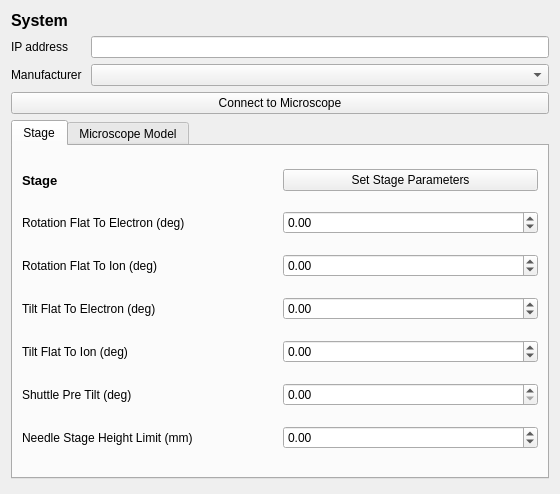
This is fibsem/ui/qtdesigner_files/FibsemSystemSetupWidget.ui in DeMarcoLab/fibsem as Qt 5 draws it before an edit. The edited form follows.
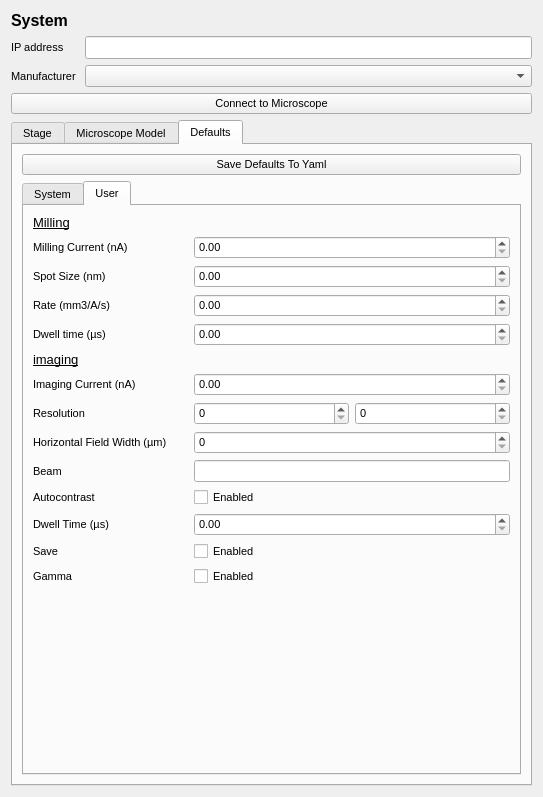
This is the edited form. The open tabs and pages were chosen to show the change.

Commit message: system yaml stuff

```diff
--- a/fibsem/ui/qtdesigner_files/FibsemSystemSetupWidget.ui
+++ b/fibsem/ui/qtdesigner_files/FibsemSystemSetupWidget.ui
@@ -6,10 +6,15 @@
    <rect>
     <x>0</x>
     <y>0</y>
-    <width>560</width>
-    <height>494</height>
+    <width>543</width>
+    <height>734</height>
    </rect>
   </property>
+  <property name="font">
+   <font>
+    <pointsize>10</pointsize>
+   </font>
+  </property>
   <property name="windowTitle">
    <string>Form</string>
   </property>
@@ -18,18 +23,39 @@
     <widget class="QLineEdit" name="lineEdit_ipadress"/>
    </item>
    <item row="3" column="1">
-    <widget class="QComboBox" name="comboBox_manufacturer"/>
+    <widget class="QComboBox" name="comboBox_manufacturer">
+     <property name="font">
+      <font>
+       <pointsize>8</pointsize>
+      </font>
+     </property>
+    </widget>
    </item>
    <item row="13" column="0" colspan="2">
     <widget class="QTabWidget" name="tabWidget">
+     <property name="font">
+      <font>
+       <pointsize>8</pointsize>
+      </font>
+     </property>
      <property name="currentIndex">
       <number>0</number>
      </property>
+     <property name="tabBarAutoHide">
+      <bool>false</bool>
+     </property>
      <widget class="QWidget" name="stage_tab">
       <attribute name="title">
        <string>Stage</string>
       </attribute>
       <layout class="QGridLayout" name="gridLayout_2">
+       <item row="6" column="1">
+        <widget class="QDoubleSpinBox" name="needleStageHeightLimitnMmDoubleSpinBox">
+         <property name="minimum">
+          <double>-99.000000000000000</double>
+         </property>
+        </widget>
+       </item>
        <item row="2" column="0">
         <widget class="QLabel" name="rotationFlatToIonLabel">
          <property name="text">
@@ -51,6 +77,13 @@
          </property>
         </widget>
        </item>
+       <item row="6" column="0">
+        <widget class="QLabel" name="needleStageHeightLimitnMmLabel">
+         <property name="text">
+          <string>Needle Stage Height Limit (mm)</string>
+         </property>
+        </widget>
+       </item>
        <item row="3" column="0">
         <widget class="QLabel" name="tiltFlatToElectronLabel">
          <property name="text">
@@ -129,19 +162,18 @@
          </property>
         </widget>
        </item>
-       <item row="6" column="0">
-        <widget class="QLabel" name="needleStageHeightLimitnMmLabel">
-         <property name="text">
-          <string>Needle Stage Height Limit (mm)</string>
+       <item row="7" column="0">
+        <spacer name="verticalSpacer">
+         <property name="orientation">
+          <enum>Qt::Vertical</enum>
          </property>
-        </widget>
-       </item>
-       <item row="6" column="1">
-        <widget class="QDoubleSpinBox" name="needleStageHeightLimitnMmDoubleSpinBox">
-         <property name="minimum">
-          <double>-99.000000000000000</double>
+         <property name="sizeHint" stdset="0">
+          <size>
+           <width>20</width>
+           <height>40</height>
+          </size>
          </property>
-        </widget>
+        </spacer>
        </item>
       </layout>
      </widget>
@@ -164,6 +196,7 @@
         <widget class="QLabel" name="label_5">
          <property name="font">
           <font>
+           <pointsize>8</pointsize>
            <underline>true</underline>
           </font>
          </property>
@@ -193,6 +226,7 @@
         <widget class="QLabel" name="label_3">
          <property name="font">
           <font>
+           <pointsize>8</pointsize>
            <underline>true</underline>
           </font>
          </property>
@@ -275,6 +309,13 @@
          </property>
         </widget>
        </item>
+       <item row="12" column="0" colspan="2">
+        <widget class="Line" name="line_4">
+         <property name="orientation">
+          <enum>Qt::Horizontal</enum>
+         </property>
+        </widget>
+       </item>
        <item row="2" column="0" colspan="2">
         <widget class="Line" name="line">
          <property name="orientation">
@@ -306,6 +347,7 @@
         <widget class="QLabel" name="label_4">
          <property name="font">
           <font>
+           <pointsize>8</pointsize>
            <underline>true</underline>
           </font>
          </property>
@@ -318,6 +360,7 @@
         <widget class="QLabel" name="label_2">
          <property name="font">
           <font>
+           <pointsize>8</pointsize>
            <underline>true</underline>
           </font>
          </property>
@@ -330,6 +373,7 @@
         <widget class="QLabel" name="label_6">
          <property name="font">
           <font>
+           <pointsize>8</pointsize>
            <underline>true</underline>
           </font>
          </property>
@@ -358,10 +402,512 @@
          </property>
         </widget>
        </item>
-       <item row="12" column="0" colspan="2">
-        <widget class="Line" name="line_4">
+       <item row="15" column="1">
+        <spacer name="verticalSpacer_2">
          <property name="orientation">
-          <enum>Qt::Horizontal</enum>
+          <enum>Qt::Vertical</enum>
+         </property>
+         <property name="sizeHint" stdset="0">
+          <size>
+           <width>20</width>
+           <height>40</height>
+          </size>
+         </property>
+        </spacer>
+       </item>
+      </layout>
+     </widget>
+     <widget class="QWidget" name="tab">
+      <attribute name="title">
+       <string>Defaults</string>
+      </attribute>
+      <layout class="QGridLayout" name="gridLayout_4">
+       <item row="1" column="0">
+        <widget class="QTabWidget" name="tabWidget_2">
+         <property name="font">
+          <font>
+           <pointsize>8</pointsize>
+          </font>
+         </property>
+         <property name="currentIndex">
+          <number>1</number>
+         </property>
+         <widget class="QWidget" name="tab_2">
+          <attribute name="title">
+           <string>System</string>
+          </attribute>
+          <layout class="QGridLayout" name="gridLayout_5">
+           <item row="1" column="1">
+            <widget class="QSpinBox" name="spinBox_ion_voltage"/>
+           </item>
+           <item row="14" column="0">
+            <widget class="QLabel" name="label_21">
+             <property name="text">
+              <string>Rotation Flat To Electron (°)</string>
+             </property>
+            </widget>
+           </item>
+           <item row="16" column="0">
+            <widget class="QLabel" name="label_23">
+             <property name="text">
+              <string>Tilt Flat To Electron (°)</string>
+             </property>
+            </widget>
+           </item>
+           <item row="11" column="1">
+            <widget class="QLineEdit" name="lineEdit_detector_type_eb"/>
+           </item>
+           <item row="8" column="1">
+            <widget class="QSpinBox" name="spinBox_voltage_eb"/>
+           </item>
+           <item row="12" column="1">
+            <widget class="QLineEdit" name="lineEdit_detector_mode_eb"/>
+           </item>
+           <item row="4" column="1">
+            <widget class="QDoubleSpinBox" name="doubleSpinBox_height_ion"/>
+           </item>
+           <item row="9" column="0">
+            <widget class="QLabel" name="label_16">
+             <property name="text">
+              <string>Current (nA)</string>
+             </property>
+            </widget>
+           </item>
+           <item row="13" column="0" colspan="2">
+            <widget class="QLabel" name="label_20">
+             <property name="font">
+              <font>
+               <pointsize>10</pointsize>
+               <underline>true</underline>
+              </font>
+             </property>
+             <property name="text">
+              <string>Stage</string>
+             </property>
+            </widget>
+           </item>
+           <item row="10" column="1">
+            <widget class="QDoubleSpinBox" name="doubleSpinBox_heigh_eb"/>
+           </item>
+           <item row="12" column="0">
+            <widget class="QLabel" name="label_19">
+             <property name="text">
+              <string>Detector Mode</string>
+             </property>
+            </widget>
+           </item>
+           <item row="18" column="0">
+            <widget class="QLabel" name="label_25">
+             <property name="text">
+              <string>Shuttle  Pretilt (°)</string>
+             </property>
+            </widget>
+           </item>
+           <item row="3" column="1">
+            <widget class="QLineEdit" name="lineEdit_plasma_gas"/>
+           </item>
+           <item row="0" column="0" colspan="2">
+            <widget class="QLabel" name="label_7">
+             <property name="font">
+              <font>
+               <pointsize>10</pointsize>
+               <underline>true</underline>
+              </font>
+             </property>
+             <property name="text">
+              <string>Ion Beam</string>
+             </property>
+            </widget>
+           </item>
+           <item row="20" column="1">
+            <spacer name="verticalSpacer_3">
+             <property name="orientation">
+              <enum>Qt::Vertical</enum>
+             </property>
+             <property name="sizeHint" stdset="0">
+              <size>
+               <width>20</width>
+               <height>40</height>
+              </size>
+             </property>
+            </spacer>
+           </item>
+           <item row="7" column="0" colspan="2">
+            <widget class="QLabel" name="label_14">
+             <property name="font">
+              <font>
+               <pointsize>10</pointsize>
+               <underline>true</underline>
+              </font>
+             </property>
+             <property name="text">
+              <string>Electron Beam</string>
+             </property>
+            </widget>
+           </item>
+           <item row="5" column="0">
+            <widget class="QLabel" name="label_12">
+             <property name="text">
+              <string>Detector Type</string>
+             </property>
+            </widget>
+           </item>
+           <item row="17" column="0">
+            <widget class="QLabel" name="label_24">
+             <property name="text">
+              <string>Tilt Flat To Ion (°)</string>
+             </property>
+            </widget>
+           </item>
+           <item row="10" column="0">
+            <widget class="QLabel" name="label_17">
+             <property name="text">
+              <string>Eucentric Height  (m)</string>
+             </property>
+            </widget>
+           </item>
+           <item row="8" column="0">
+            <widget class="QLabel" name="label_15">
+             <property name="text">
+              <string>Voltage (V)</string>
+             </property>
+            </widget>
+           </item>
+           <item row="5" column="1">
+            <widget class="QLineEdit" name="lineEdit_detector_type_ion"/>
+           </item>
+           <item row="11" column="0">
+            <widget class="QLabel" name="label_18">
+             <property name="text">
+              <string>Detector Type</string>
+             </property>
+            </widget>
+           </item>
+           <item row="9" column="1">
+            <widget class="QDoubleSpinBox" name="doubleSpinBox_current_eb"/>
+           </item>
+           <item row="15" column="0">
+            <widget class="QLabel" name="label_22">
+             <property name="text">
+              <string>Rotation Flat To Ion (°)</string>
+             </property>
+            </widget>
+           </item>
+           <item row="4" column="0">
+            <widget class="QLabel" name="label_11">
+             <property name="text">
+              <string>Eucentric Height (m)</string>
+             </property>
+            </widget>
+           </item>
+           <item row="6" column="0">
+            <widget class="QLabel" name="label_13">
+             <property name="text">
+              <string>Detector Mode</string>
+             </property>
+            </widget>
+           </item>
+           <item row="3" column="0">
+            <widget class="QLabel" name="label_10">
+             <property name="text">
+              <string>Plasma Gas</string>
+             </property>
+            </widget>
+           </item>
+           <item row="2" column="0">
+            <widget class="QLabel" name="label_9">
+             <property name="text">
+              <string>Current (nA)</string>
+             </property>
+            </widget>
+           </item>
+           <item row="2" column="1">
+            <widget class="QDoubleSpinBox" name="doubleSpinBox_ion_current"/>
+           </item>
+           <item row="6" column="1">
+            <widget class="QLineEdit" name="lineEdit_detector_mode_ion"/>
+           </item>
+           <item row="1" column="0">
+            <widget class="QLabel" name="label_8">
+             <property name="text">
+              <string>Voltage (V)</string>
+             </property>
+            </widget>
+           </item>
+           <item row="19" column="0">
+            <widget class="QLabel" name="label_26">
+             <property name="text">
+              <string>Needle Stage Hieght Limit (m)</string>
+             </property>
+            </widget>
+           </item>
+           <item row="14" column="1">
+            <widget class="QSpinBox" name="spinBox_rotation_eb"/>
+           </item>
+           <item row="15" column="1">
+            <widget class="QSpinBox" name="spinBox_rotation_ib"/>
+           </item>
+           <item row="16" column="1">
+            <widget class="QSpinBox" name="spinBox_tilt_eb"/>
+           </item>
+           <item row="17" column="1">
+            <widget class="QSpinBox" name="spinBox_tilt_ib"/>
+           </item>
+           <item row="18" column="1">
+            <widget class="QSpinBox" name="spinBox_pretilt"/>
+           </item>
+           <item row="19" column="1">
+            <widget class="QDoubleSpinBox" name="doubleSpinBox_needle_height"/>
+           </item>
+          </layout>
+         </widget>
+         <widget class="QWidget" name="tab_3">
+          <attribute name="title">
+           <string>User</string>
+          </attribute>
+          <layout class="QGridLayout" name="gridLayout_6">
+           <item row="6" column="0">
+            <widget class="QLabel" name="label_33">
+             <property name="font">
+              <font>
+               <pointsize>8</pointsize>
+              </font>
+             </property>
+             <property name="text">
+              <string>Imaging Current (nA)</string>
+             </property>
+            </widget>
+           </item>
+           <item row="3" column="0">
+            <widget class="QLabel" name="label_30">
+             <property name="font">
+              <font>
+               <pointsize>8</pointsize>
+              </font>
+             </property>
+             <property name="text">
+              <string>Rate (mm3/A/s)</string>
+             </property>
+            </widget>
+           </item>
+           <item row="11" column="0">
+            <widget class="QLabel" name="label_38">
+             <property name="font">
+              <font>
+               <pointsize>8</pointsize>
+              </font>
+             </property>
+             <property name="text">
+              <string>Dwell Time (µs)</string>
+             </property>
+            </widget>
+           </item>
+           <item row="10" column="0">
+            <widget class="QLabel" name="label_37">
+             <property name="font">
+              <font>
+               <pointsize>8</pointsize>
+              </font>
+             </property>
+             <property name="text">
+              <string>Autocontrast</string>
+             </property>
+            </widget>
+           </item>
+           <item row="7" column="0">
+            <widget class="QLabel" name="label_34">
+             <property name="font">
+              <font>
+               <pointsize>8</pointsize>
+              </font>
+             </property>
+             <property name="text">
+              <string>Resolution</string>
+             </property>
+            </widget>
+           </item>
+           <item row="2" column="0">
+            <widget class="QLabel" name="label_29">
+             <property name="font">
+              <font>
+               <pointsize>8</pointsize>
+              </font>
+             </property>
+             <property name="text">
+              <string>Spot Size (nm)</string>
+             </property>
+            </widget>
+           </item>
+           <item row="14" column="0" colspan="2">
+            <spacer name="verticalSpacer_4">
+             <property name="orientation">
+              <enum>Qt::Vertical</enum>
+             </property>
+             <property name="sizeHint" stdset="0">
+              <size>
+               <width>20</width>
+               <height>40</height>
+              </size>
+             </property>
+            </spacer>
+           </item>
+           <item row="12" column="0">
+            <widget class="QLabel" name="label_39">
+             <property name="font">
+              <font>
+               <pointsize>8</pointsize>
+              </font>
+             </property>
+             <property name="text">
+              <string>Save</string>
+             </property>
+            </widget>
+           </item>
+           <item row="0" column="0">
+            <widget class="QLabel" name="label_27">
+             <property name="font">
+              <font>
+               <pointsize>10</pointsize>
+               <underline>true</underline>
+              </font>
+             </property>
+             <property name="text">
+              <string>Milling</string>
+             </property>
+            </widget>
+           </item>
+           <item row="13" column="1">
+            <widget class="QCheckBox" name="checkBox_gamma">
+             <property name="text">
+              <string>Enabled</string>
+             </property>
+            </widget>
+           </item>
+           <item row="10" column="1">
+            <widget class="QCheckBox" name="checkBox_autocontrast">
+             <property name="text">
+              <string>Enabled</string>
+             </property>
+            </widget>
+           </item>
+           <item row="8" column="0">
+            <widget class="QLabel" name="label_35">
+             <property name="font">
+              <font>
+               <pointsize>8</pointsize>
+              </font>
+             </property>
+             <property name="text">
+              <string>Horizontal Field Width (µm)</string>
+             </property>
+            </widget>
+           </item>
+           <item row="9" column="0">
+            <widget class="QLabel" name="label_36">
+             <property name="font">
+              <font>
+               <pointsize>8</pointsize>
+              </font>
+             </property>
+             <property name="text">
+              <string>Beam</string>
+             </property>
+            </widget>
+           </item>
+           <item row="13" column="0">
+            <widget class="QLabel" name="label_40">
+             <property name="font">
+              <font>
+               <pointsize>8</pointsize>
+              </font>
+             </property>
+             <property name="text">
+              <string>Gamma </string>
+             </property>
+            </widget>
+           </item>
+           <item row="12" column="1">
+            <widget class="QCheckBox" name="checkBox_save">
+             <property name="text">
+              <string>Enabled</string>
+             </property>
+            </widget>
+           </item>
+           <item row="5" column="0">
+            <widget class="QLabel" name="label_32">
+             <property name="font">
+              <font>
+               <pointsize>10</pointsize>
+               <underline>true</underline>
+              </font>
+             </property>
+             <property name="text">
+              <string>imaging</string>
+             </property>
+            </widget>
+           </item>
+           <item row="4" column="0">
+            <widget class="QLabel" name="label_31">
+             <property name="font">
+              <font>
+               <pointsize>8</pointsize>
+              </font>
+             </property>
+             <property name="text">
+              <string>Dwell time (µs)</string>
+             </property>
+            </widget>
+           </item>
+           <item row="1" column="0">
+            <widget class="QLabel" name="label_28">
+             <property name="font">
+              <font>
+               <pointsize>8</pointsize>
+              </font>
+             </property>
+             <property name="text">
+              <string>Milling Current (nA)</string>
+             </property>
+            </widget>
+           </item>
+           <item row="7" column="1">
+            <widget class="QSpinBox" name="spinBox_res_width"/>
+           </item>
+           <item row="7" column="2">
+            <widget class="QSpinBox" name="spinBox_res_height"/>
+           </item>
+           <item row="6" column="1" colspan="2">
+            <widget class="QDoubleSpinBox" name="doubleSpinBox_imaging_current"/>
+           </item>
+           <item row="8" column="1" colspan="2">
+            <widget class="QSpinBox" name="spinBox_hfw"/>
+           </item>
+           <item row="9" column="1" colspan="2">
+            <widget class="QLineEdit" name="lineEdit_beam_type"/>
+           </item>
+           <item row="11" column="1" colspan="2">
+            <widget class="QDoubleSpinBox" name="doubleSpinBox_dwell_time_imaging"/>
+           </item>
+           <item row="4" column="1" colspan="2">
+            <widget class="QDoubleSpinBox" name="doubleSpinBox_dwell_time_milling"/>
+           </item>
+           <item row="3" column="1" colspan="2">
+            <widget class="QDoubleSpinBox" name="doubleSpinBox_rate"/>
+           </item>
+           <item row="2" column="1" colspan="2">
+            <widget class="QDoubleSpinBox" name="doubleSpinBox_spotsize"/>
+           </item>
+           <item row="1" column="1" colspan="2">
+            <widget class="QDoubleSpinBox" name="doubleSpinBox_milling_current"/>
+           </item>
+          </layout>
+         </widget>
+        </widget>
+       </item>
+       <item row="0" column="0">
+        <widget class="QPushButton" name="pushButton_save_defaults">
+         <property name="text">
+          <string>Save Defaults To Yaml</string>
          </property>
         </widget>
        </item>
@@ -371,6 +917,11 @@
    </item>
    <item row="2" column="0">
     <widget class="QLabel" name="label_ip_address">
+     <property name="font">
+      <font>
+       <pointsize>8</pointsize>
+      </font>
+     </property>
      <property name="text">
       <string>IP address</string>
      </property>
@@ -378,6 +929,11 @@
    </item>
    <item row="3" column="0">
     <widget class="QLabel" name="label_manufacturer">
+     <property name="font">
+      <font>
+       <pointsize>8</pointsize>
+      </font>
+     </property>
      <property name="text">
       <string>Manufacturer </string>
      </property>
@@ -385,6 +941,11 @@
    </item>
    <item row="4" column="0" colspan="2">
     <widget class="QPushButton" name="microscope_button">
+     <property name="font">
+      <font>
+       <pointsize>8</pointsize>
+      </font>
+     </property>
      <property name="text">
       <string>Connect to Microscope</string>
      </property>
@@ -404,19 +965,6 @@
      </property>
     </widget>
    </item>
-   <item row="14" column="0" colspan="2">
-    <spacer name="verticalSpacer">
-     <property name="orientation">
-      <enum>Qt::Vertical</enum>
-     </property>
-     <property name="sizeHint" stdset="0">
-      <size>
-       <width>20</width>
-       <height>40</height>
-      </size>
-     </property>
-    </spacer>
-   </item>
   </layout>
  </widget>
  <resources/>
```
The commit also changes 2 other files.
